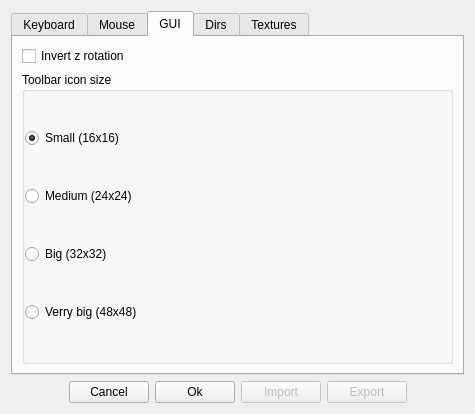
Before: the Qt Designer form new_map_editor/preferences.ui in xaphier/Eternal-Lands, drawn with Qt 5.
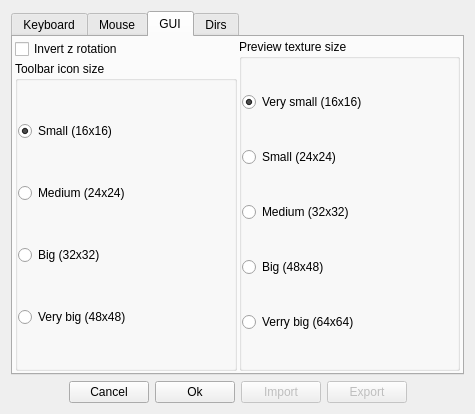
After: the same form once the commit is applied. The open tabs and pages were chosen to show the change. Icons and pictures are not drawn.

```diff
--- a/new_map_editor/preferences.ui
+++ b/new_map_editor/preferences.ui
@@ -332,15 +332,21 @@
       <attribute name="title">
        <string>GUI</string>
       </attribute>
-      <layout class="QVBoxLayout" name="verticalLayout_5">
-       <item>
+      <layout class="QGridLayout" name="gridLayout_3">
+       <property name="margin">
+        <number>2</number>
+       </property>
+       <property name="spacing">
+        <number>2</number>
+       </property>
+       <item row="0" column="0">
         <widget class="QCheckBox" name="invert_z_rotation">
          <property name="text">
           <string>Invert z rotation</string>
          </property>
         </widget>
        </item>
-       <item>
+       <item row="1" column="0">
         <widget class="QGroupBox" name="groupBox">
          <property name="title">
           <string>Toolbar icon size</string>
@@ -403,7 +409,7 @@
           <item>
            <widget class="QRadioButton" name="icon_size_verry_big">
             <property name="text">
-             <string>Verry big (48x48)</string>
+             <string>Very big (48x48)</string>
             </property>
             <property name="icon">
              <iconset resource="icons/resourcen.qrc">
@@ -420,6 +426,103 @@
          </layout>
         </widget>
        </item>
+       <item row="0" column="1" rowspan="2">
+        <widget class="QGroupBox" name="groupBox_2">
+         <property name="title">
+          <string>Preview texture size</string>
+         </property>
+         <layout class="QVBoxLayout" name="verticalLayout_5">
+          <property name="spacing">
+           <number>2</number>
+          </property>
+          <property name="margin">
+           <number>0</number>
+          </property>
+          <item>
+           <widget class="QRadioButton" name="texture_size_very_small">
+            <property name="text">
+             <string>Very small (16x16)</string>
+            </property>
+            <property name="icon">
+             <iconset resource="icons/resourcen.qrc">
+              <normaloff>:/icons/terrain.png</normaloff>:/icons/terrain.png</iconset>
+            </property>
+            <property name="iconSize">
+             <size>
+              <width>16</width>
+              <height>16</height>
+             </size>
+            </property>
+            <property name="checked">
+             <bool>true</bool>
+            </property>
+           </widget>
+          </item>
+          <item>
+           <widget class="QRadioButton" name="texture_size_small">
+            <property name="text">
+             <string>Small (24x24)</string>
+            </property>
+            <property name="icon">
+             <iconset resource="icons/resourcen.qrc">
+              <normaloff>:/icons/terrain.png</normaloff>:/icons/terrain.png</iconset>
+            </property>
+           </widget>
+          </item>
+          <item>
+           <widget class="QRadioButton" name="texture_size_medium">
+            <property name="text">
+             <string>Medium (32x32)</string>
+            </property>
+            <property name="icon">
+             <iconset resource="icons/resourcen.qrc">
+              <normaloff>:/icons/terrain.png</normaloff>:/icons/terrain.png</iconset>
+            </property>
+            <property name="iconSize">
+             <size>
+              <width>32</width>
+              <height>32</height>
+             </size>
+            </property>
+           </widget>
+          </item>
+          <item>
+           <widget class="QRadioButton" name="texture_size_big">
+            <property name="text">
+             <string>Big (48x48)</string>
+            </property>
+            <property name="icon">
+             <iconset resource="icons/resourcen.qrc">
+              <normaloff>:/icons/terrain.png</normaloff>:/icons/terrain.png</iconset>
+            </property>
+            <property name="iconSize">
+             <size>
+              <width>48</width>
+              <height>48</height>
+             </size>
+            </property>
+           </widget>
+          </item>
+          <item>
+           <widget class="QRadioButton" name="texture_size_very_big">
+            <property name="text">
+             <string>Verry big (64x64)</string>
+            </property>
+            <property name="icon">
+             <iconset resource="icons/resourcen.qrc">
+              <normaloff>:/icons/terrain.png</normaloff>:/icons/terrain.png</iconset>
+            </property>
+            <property name="iconSize">
+             <size>
+              <width>64</width>
+              <height>64</height>
+             </size>
+            </property>
+           </widget>
+          </item>
+         </layout>
+        </widget>
+       </item>
       </layout>
      </widget>
      <widget class="QWidget" name="dirs_tab">
@@ -486,86 +589,6 @@
        </item>
       </layout>
      </widget>
-     <widget class="QWidget" name="textures_tab">
-      <property name="enabled">
-       <bool>true</bool>
-      </property>
-      <attribute name="icon">
-       <iconset resource="icons/resourcen.qrc">
-        <normaloff>:/icons/terrain.png</normaloff>:/icons/terrain.png</iconset>
-      </attribute>
-      <attribute name="title">
-       <string>Textures</string>
-      </attribute>
-      <layout class="QHBoxLayout" name="horizontalLayout_4">
-       <item>
-        <widget class="QListView" name="textures"/>
-       </item>
-       <item>
-        <layout class="QVBoxLayout" name="verticalLayout_4">
-         <item>
-          <spacer name="verticalSpacer_5">
-           <property name="orientation">
-            <enum>Qt::Vertical</enum>
-           </property>
-           <property name="sizeHint" stdset="0">
-            <size>
-             <width>20</width>
-             <height>40</height>
-            </size>
-           </property>
-          </spacer>
-         </item>
-         <item>
-          <widget class="QPushButton" name="textures_clear">
-           <property name="text">
-            <string>Clear</string>
-           </property>
-           <property name="icon">
-            <iconset resource="icons/resourcen.qrc">
-             <normaloff>:/icons/dialog-error.png</normaloff>:/icons/dialog-error.png</iconset>
-           </property>
-          </widget>
-         </item>
-         <item>
-          <widget class="QPushButton" name="textures_add">
-           <property name="text">
-            <string>Add</string>
-           </property>
-           <property name="icon">
-            <iconset resource="icons/resourcen.qrc">
-             <normaloff>:/icons/gtk-add.png</normaloff>:/icons/gtk-add.png</iconset>
-           </property>
-          </widget>
-         </item>
-         <item>
-          <widget class="QPushButton" name="textures_remove">
-           <property name="text">
-            <string>Remove</string>
-           </property>
-           <property name="icon">
-            <iconset resource="icons/resourcen.qrc">
-             <normaloff>:/icons/editclear.png</normaloff>:/icons/editclear.png</iconset>
-           </property>
-          </widget>
-         </item>
-         <item>
-          <spacer name="verticalSpacer_4">
-           <property name="orientation">
-            <enum>Qt::Vertical</enum>
-           </property>
-           <property name="sizeHint" stdset="0">
-            <size>
-             <width>20</width>
-             <height>40</height>
-            </size>
-           </property>
-          </spacer>
-         </item>
-        </layout>
-       </item>
-      </layout>
-     </widget>
     </widget>
    </item>
    <item>
```
Left out of the diff: 49 changed lines with no effect on the pictures.
